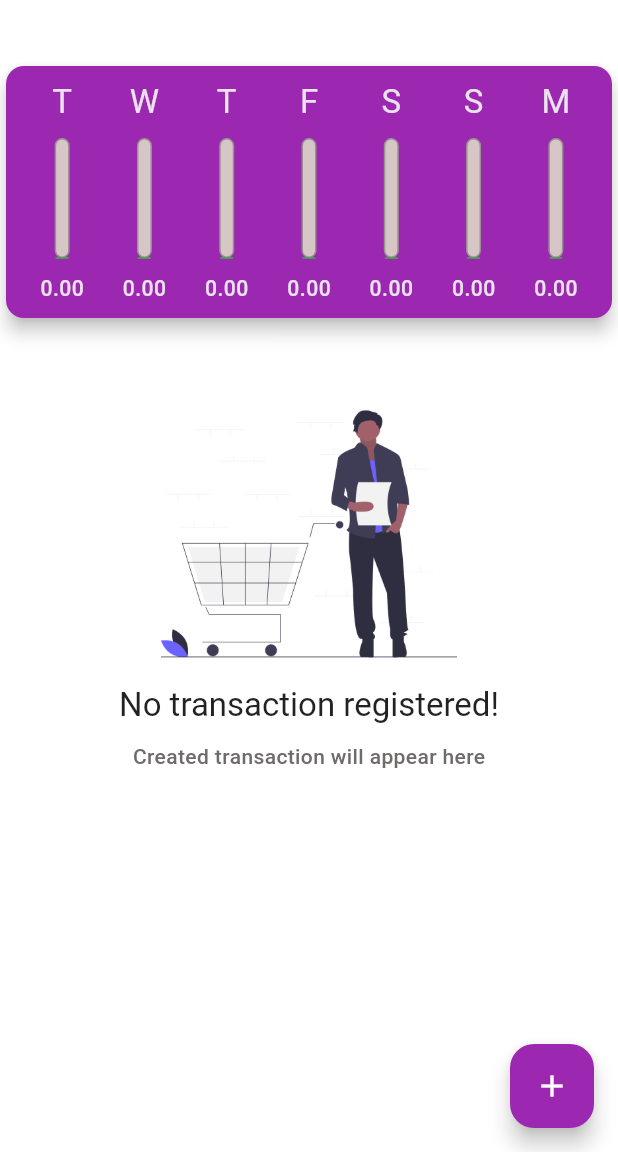
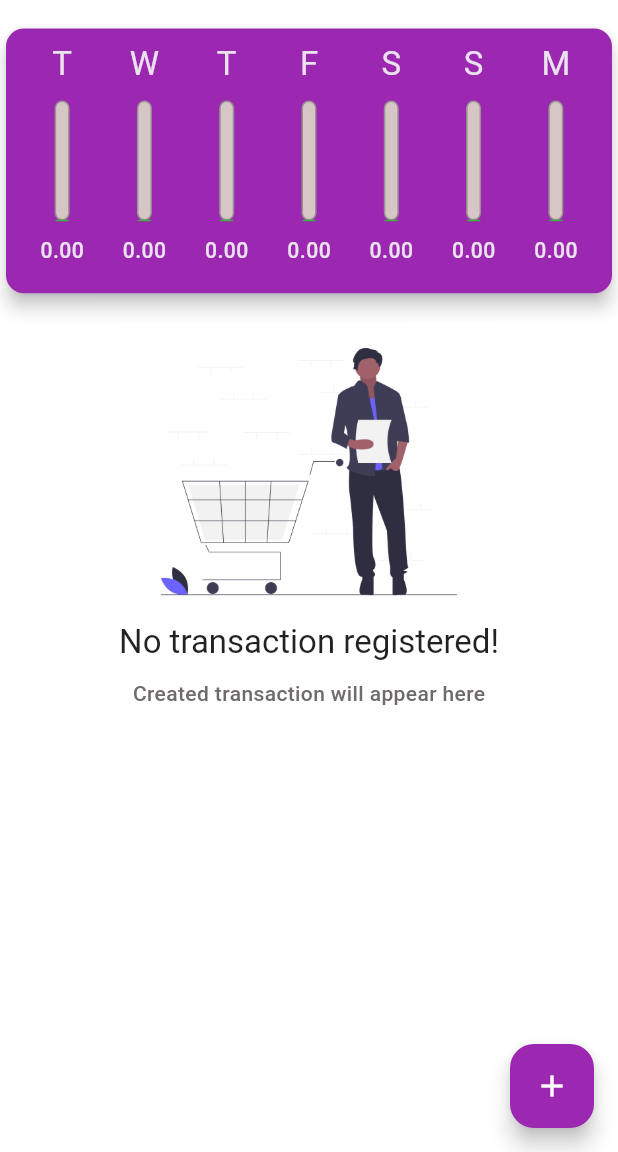
Before and after one commit to darcanj0/budgeting, a Flutter app: the screen it shows after launch, on a phone screen of 412 x 824 dp, the part 84-1236 px from its top. Run offline on Flutter 3.47's test engine with Material 2 defaults, Android fonts, the phone set to English and light mode, and no system bars; our stand-ins replace google_fonts.

Commit message:
refactor(ui): make home page responsible

```diff
--- a/lib/components/charts/transactions.chart.dart
+++ b/lib/components/charts/transactions.chart.dart
@@ -39,9 +39,7 @@ class TransactionsChart extends StatelessWidget {
 
   @override
   Widget build(BuildContext context) {
-    return Container(
-      margin: const EdgeInsets.symmetric(vertical: 40),
-      child: Card(
+    return Card(
       color: Theme.of(context).primaryColor,
       elevation: 5,
       child: Padding(
@@ -59,7 +57,6 @@ class TransactionsChart extends StatelessWidget {
           ],
         ),
       ),
-      ),
     );
   }
 }
--- a/lib/components/lists/transaction.list.dart
+++ b/lib/components/lists/transaction.list.dart
@@ -10,9 +10,7 @@ class TransactionList extends StatelessWidget {
       {super.key, required this.transactions, required this.onRemove});
   @override
   Widget build(BuildContext context) {
-    return SizedBox(
-      height: 450,
-      child: transactions.isEmpty
+    return transactions.isEmpty
         ? Column(
             children: [
               SizedBox(
@@ -32,8 +30,10 @@ class TransactionList extends StatelessWidget {
               ),
               Text(
                 'Created transaction will appear here',
-                  style: Theme.of(context).textTheme.bodyMedium!.copyWith(
-                      color: const Color.fromARGB(255, 112, 107, 107)),
+                style: Theme.of(context)
+                    .textTheme
+                    .bodyMedium!
+                    .copyWith(color: const Color.fromARGB(255, 112, 107, 107)),
               )
             ],
           )
@@ -45,7 +45,6 @@ class TransactionList extends StatelessWidget {
                 transaction: transaction,
                 onRemove: onRemove,
               );
-              }),
-    );
+            });
   }
 }
--- a/lib/pages/home.dart
+++ b/lib/pages/home.dart
@@ -67,9 +67,7 @@ class HomePageState extends State<HomePage> {
 
   @override
   Widget build(BuildContext context) {
-    return Scaffold(
-      backgroundColor: Colors.white,
-      appBar: AppBar(
+    final AppBar appBar = AppBar(
         title: Text('Transactions',
             style: Theme.of(context).textTheme.headlineSmall),
         backgroundColor: Theme.of(context).primaryColor,
@@ -81,18 +79,32 @@ class HomePageState extends State<HomePage> {
               color: IconTheme.of(context).color,
             ),
           )
-          ]),
+        ]);
+    const double chartMarginInPx = 15;
+    final double avaliableHeight = MediaQuery.of(context).size.height -
+        appBar.preferredSize.height -
+        MediaQuery.of(context).padding.top -
+        (chartMarginInPx * 2);
+    return Scaffold(
+      backgroundColor: Colors.white,
+      appBar: appBar,
       body: SingleChildScrollView(
         child: Center(
           child: Column(
             mainAxisAlignment: MainAxisAlignment.spaceAround,
             crossAxisAlignment: CrossAxisAlignment.stretch,
             children: [
+              Container(
+                margin: const EdgeInsets.symmetric(vertical: chartMarginInPx),
+                height: avaliableHeight * 0.25,
+                child:
                     TransactionsChart(recentTransactions: _recentTransactions),
-              Column(children: [
-                TransactionList(
+              ),
+              SizedBox(
+                height: avaliableHeight * 0.75,
+                child: TransactionList(
                     transactions: _transactions, onRemove: _removeTransaction),
-              ])
+              )
             ],
           ),
         ),
```
Lines whose indentation alone changed are shown as unchanged.
